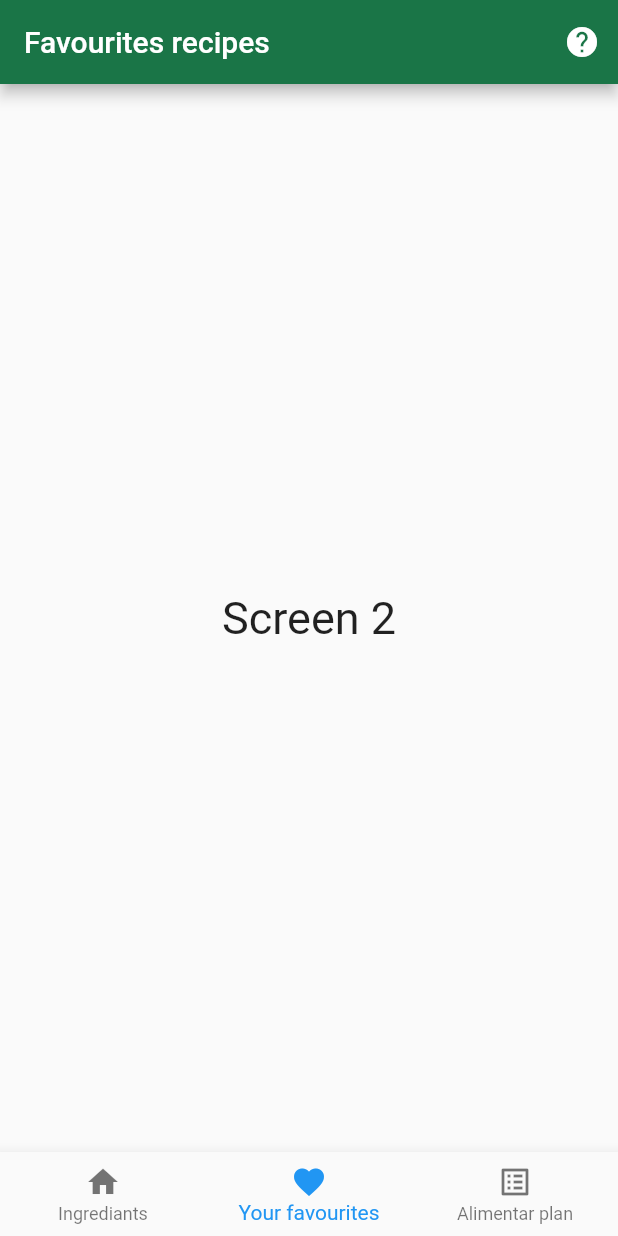
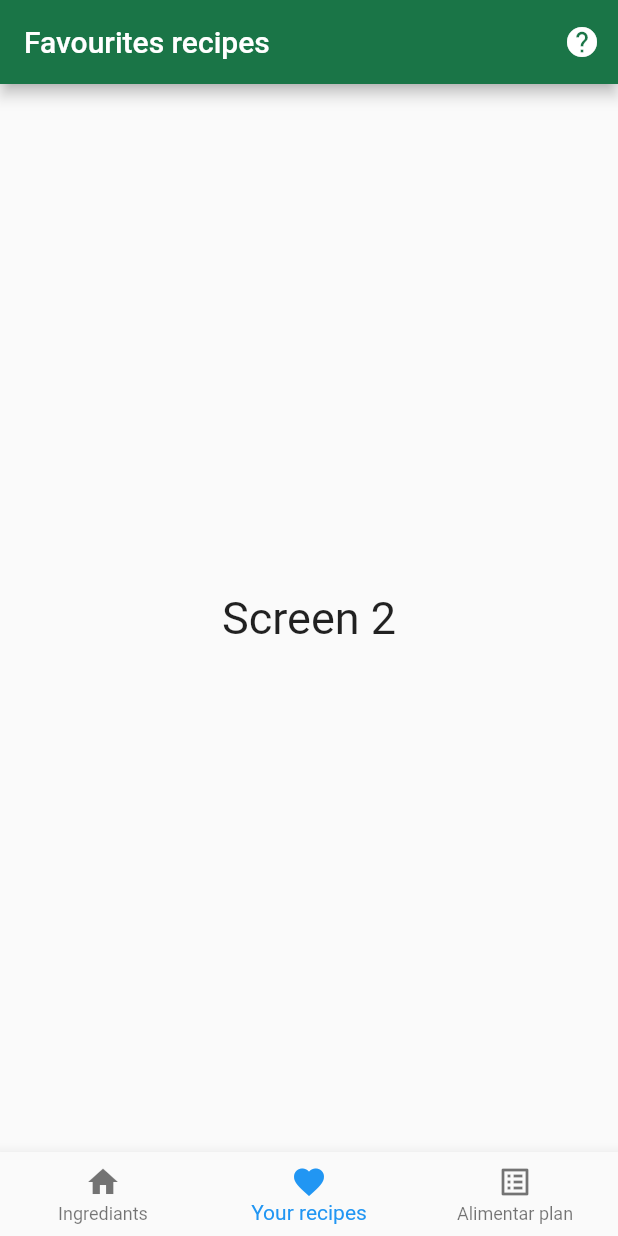
Before and after one commit to AlbertoGobbo/MPM_Project, a Flutter app: the screen it shows after launch, swiped to page 2, on a phone screen of 412 x 824 dp. Run offline on Flutter 3.47's test engine with Material 2 defaults, Android fonts, the phone set to English and light mode, and no system bars; our stand-ins replace fluttertoast.

Commit message:
Make some improvements
Add toast message when there are no ingredients. Anyway, a problem occurs when I try to create a new recipe: it creates a stack of appBars, where the one at the top of the page needs to be deleted. Try to solve this problem later on.

```diff
--- a/test_app/lib/main.dart
+++ b/test_app/lib/main.dart
@@ -41,7 +41,7 @@ class _HomePageState extends State<HomePage> {
   final PageController _pageController = PageController(initialPage: 0);
 
   final List _screens = [
-    {"screen": const Screen1(), "title": "Ingrediants List"},
+    {"screen": const Screen1(), "title": "Ingrediants list"},
     {"screen": const Screen2(), "title": "Favourites recipes"},
     {"screen": const Screen3(), "title": "Your weekly alimentar plan"},
   ];
@@ -60,7 +60,8 @@ class _HomePageState extends State<HomePage> {
                 MaterialPageRoute(builder: (context) => const HelpPage()),
               );
             },
-              tooltip: 'Help page')
+            tooltip: 'Help page',
+          ),
         ],
       ),
       body: PageView(
@@ -86,11 +87,17 @@ class _HomePageState extends State<HomePage> {
           },
           items: const [
             BottomNavigationBarItem(
-                icon: Icon(Icons.home), label: 'Ingrediants'),
+                icon: Icon(Icons.home),
+                label: 'Ingrediants',
+                tooltip: 'The page with the list of all the ingrediants'),
             BottomNavigationBarItem(
-                icon: Icon(Icons.favorite), label: "Your favourites"),
+                icon: Icon(Icons.favorite),
+                label: "Your recipes",
+                tooltip: 'The page with all the recipes you have created'),
             BottomNavigationBarItem(
-                icon: Icon(Icons.list_alt), label: 'Alimentar plan'),
+                icon: Icon(Icons.list_alt),
+                label: 'Alimentar plan',
+                tooltip: 'The page with your alimentar plan'),
           ],
           type: BottomNavigationBarType.fixed),
     );
--- a/test_app/pubspec.yaml
+++ b/test_app/pubspec.yaml
@@ -34,7 +34,8 @@ dependencies:
   # The following adds the Cupertino Icons font to your application.
   # Use with the CupertinoIcons class for iOS style icons.
   cupertino_icons: ^1.0.2
-  english_words: ^4.0.0
+  # english_words: ^4.0.0
+  fluttertoast: ^8.0.9
 
 dev_dependencies:
   flutter_test:
```
Also changed, not shown: test_app/lib/create_recipe.dart (added, +33 -0 lines), test_app/lib/screen1.dart (+27 -39 lines). Lines whose indentation alone changed are shown as unchanged.
